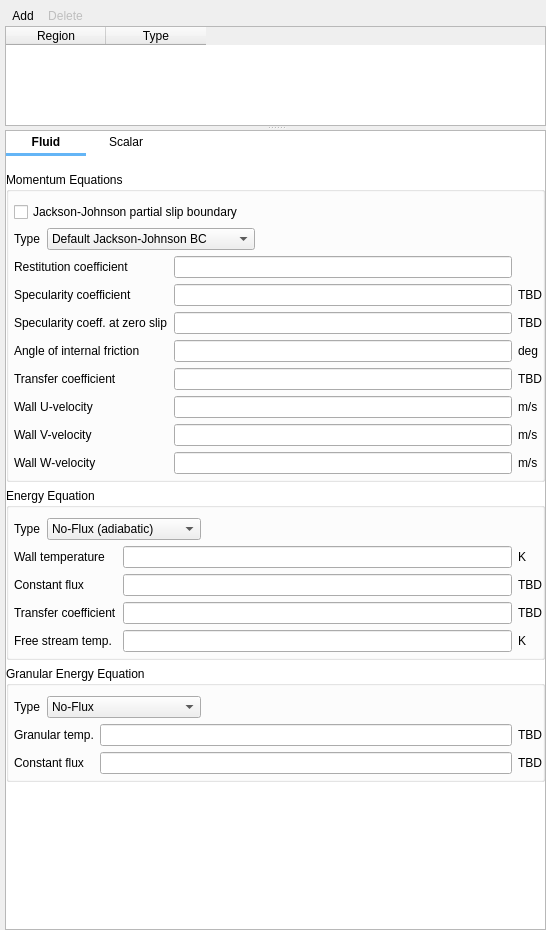
Qt form gui/uifiles/boundary_conditions.ui (truongd8593/mfix) before a commit.
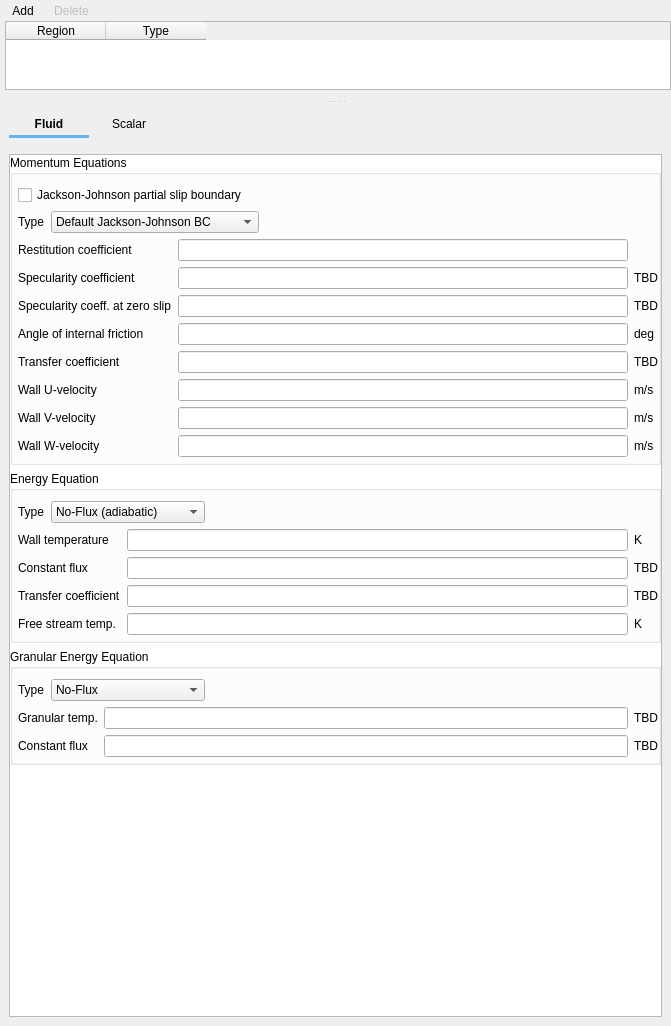
The same form after that commit. Custom widgets are drawn as their Qt base class.

Commit message: boundary_conditions:  don't scroll tabs when scrolling bottom pane

What changed in the file:
```diff
--- a/gui/uifiles/boundary_conditions.ui
+++ b/gui/uifiles/boundary_conditions.ui
@@ -6,14 +6,45 @@
    <rect>
     <x>0</x>
     <y>0</y>
-    <width>546</width>
-    <height>930</height>
+    <width>671</width>
+    <height>1026</height>
    </rect>
   </property>
   <property name="windowTitle">
    <string>Boundary Conditions</string>
   </property>
   <layout class="QVBoxLayout" name="verticalLayout">
+   <property name="leftMargin">
+    <number>0</number>
+   </property>
+   <property name="topMargin">
+    <number>0</number>
+   </property>
+   <property name="rightMargin">
+    <number>0</number>
+   </property>
+   <property name="bottomMargin">
+    <number>0</number>
+   </property>
+   <item>
+    <widget class="QSplitter" name="splitter">
+     <property name="orientation">
+      <enum>Qt::Vertical</enum>
+     </property>
+     <widget class="QFrame" name="top_frame">
+      <property name="sizePolicy">
+       <sizepolicy hsizetype="Expanding" vsizetype="Minimum">
+        <horstretch>0</horstretch>
+        <verstretch>0</verstretch>
+       </sizepolicy>
+      </property>
+      <property name="maximumSize">
+       <size>
+        <width>16777215</width>
+        <height>100</height>
+       </size>
+      </property>
+      <layout class="QVBoxLayout" name="top_frame_layout">
    <property name="spacing">
     <number>0</number>
    </property>
@@ -21,26 +52,35 @@
     <number>5</number>
    </property>
    <property name="topMargin">
-    <number>5</number>
+        <number>0</number>
    </property>
    <property name="rightMargin">
     <number>0</number>
    </property>
    <property name="bottomMargin">
-    <number>0</number>
+        <number>10</number>
    </property>
    <item>
     <widget class="QFrame" name="frame_add_delete">
+         <property name="sizePolicy">
+          <sizepolicy hsizetype="Preferred" vsizetype="Fixed">
+           <horstretch>0</horstretch>
+           <verstretch>0</verstretch>
+          </sizepolicy>
+         </property>
+         <property name="maximumSize">
+          <size>
+           <width>16777215</width>
+           <height>32</height>
+          </size>
+         </property>
      <property name="frameShape">
       <enum>QFrame::NoFrame</enum>
      </property>
      <property name="frameShadow">
       <enum>QFrame::Plain</enum>
      </property>
-     <layout class="QHBoxLayout" name="horizontalLayout_7">
-      <property name="spacing">
-       <number>0</number>
-      </property>
+         <layout class="QGridLayout" name="gridLayout_9" columnstretch="0">
       <property name="leftMargin">
        <number>0</number>
       </property>
@@ -53,7 +93,7 @@
       <property name="bottomMargin">
        <number>0</number>
       </property>
-      <item>
+          <item row="0" column="0">
        <layout class="QHBoxLayout" name="horizontalLayout">
         <item>
          <widget class="QToolButton" name="toolbutton_add">
@@ -103,10 +143,6 @@
     </widget>
    </item>
    <item>
-    <widget class="QSplitter" name="splitter">
-     <property name="orientation">
-      <enum>Qt::Vertical</enum>
-     </property>
      <widget class="QTableWidget" name="tablewidget_regions">
       <property name="maximumSize">
        <size>
@@ -137,48 +173,20 @@
        </property>
       </column>
      </widget>
-     <widget class="QScrollArea" name="scrollarea_detail">
+       </item>
+      </layout>
+     </widget>
+     <widget class="QFrame" name="bottom_frame">
       <property name="sizePolicy">
-       <sizepolicy hsizetype="Expanding" vsizetype="MinimumExpanding">
+       <sizepolicy hsizetype="Expanding" vsizetype="Expanding">
         <horstretch>0</horstretch>
         <verstretch>0</verstretch>
        </sizepolicy>
       </property>
-      <property name="minimumSize">
-       <size>
-        <width>0</width>
-        <height>0</height>
-       </size>
-      </property>
-      <property name="styleSheet">
-       <string notr="true">QWidget#scrollareawidgetcontents {background-color: white}</string>
-      </property>
-      <property name="widgetResizable">
-       <bool>true</bool>
-      </property>
-      <widget class="QWidget" name="scrollareawidgetcontents">
-       <property name="geometry">
-        <rect>
-         <x>0</x>
-         <y>0</y>
-         <width>537</width>
-         <height>792</height>
-        </rect>
-       </property>
-       <layout class="QGridLayout" name="gridLayout_2">
-        <property name="leftMargin">
-         <number>0</number>
-        </property>
-        <property name="topMargin">
-         <number>0</number>
-        </property>
-        <property name="rightMargin">
-         <number>0</number>
-        </property>
-        <property name="bottomMargin">
-         <number>0</number>
-        </property>
+      <layout class="QGridLayout" name="gridLayout_10">
         <item row="0" column="0">
+        <layout class="QHBoxLayout" name="horizontalLayout_7">
+         <item>
          <widget class="QFrame" name="tab_frame">
           <property name="styleSheet">
            <string notr="true">QPushButton:hover {color:#64B5F6; background-color: transparent;}
@@ -235,16 +243,6 @@
              </property>
             </widget>
            </item>
-           <item row="0" column="1">
-            <widget class="QPushButton" name="pushbutton_scalar">
-             <property name="text">
-              <string>Scalar</string>
-             </property>
-             <property name="flat">
-              <bool>true</bool>
-             </property>
-            </widget>
-           </item>
            <item row="0" column="0">
             <widget class="QPushButton" name="pushbutton_fluid">
              <property name="font">
@@ -261,10 +259,20 @@
              </property>
             </widget>
            </item>
-          </layout>
-         </widget>
-        </item>
         <item row="0" column="1">
+             <widget class="QPushButton" name="pushbutton_scalar">
+              <property name="text">
+               <string>Scalar</string>
+              </property>
+              <property name="flat">
+               <bool>true</bool>
+              </property>
+             </widget>
+            </item>
+           </layout>
+          </widget>
+         </item>
+         <item>
          <spacer name="horizontalSpacer_2">
           <property name="orientation">
            <enum>Qt::Horizontal</enum>
@@ -277,7 +285,51 @@
           </property>
          </spacer>
         </item>
-        <item row="1" column="0" colspan="2">
+        </layout>
+       </item>
+       <item row="1" column="0">
+        <widget class="QScrollArea" name="scrollarea_detail">
+         <property name="sizePolicy">
+          <sizepolicy hsizetype="Expanding" vsizetype="MinimumExpanding">
+           <horstretch>0</horstretch>
+           <verstretch>0</verstretch>
+          </sizepolicy>
+         </property>
+         <property name="minimumSize">
+          <size>
+           <width>0</width>
+           <height>0</height>
+          </size>
+         </property>
+         <property name="styleSheet">
+          <string notr="true">QWidget#scrollareawidgetcontents {background-color: white}</string>
+         </property>
+         <property name="widgetResizable">
+          <bool>true</bool>
+         </property>
+         <widget class="QWidget" name="scrollareawidgetcontents">
+          <property name="geometry">
+           <rect>
+            <x>0</x>
+            <y>0</y>
+            <width>649</width>
+            <height>850</height>
+           </rect>
+          </property>
+          <layout class="QGridLayout" name="gridLayout_2">
+           <property name="leftMargin">
+            <number>0</number>
+           </property>
+           <property name="topMargin">
+            <number>0</number>
+           </property>
+           <property name="rightMargin">
+            <number>0</number>
+           </property>
+           <property name="bottomMargin">
+            <number>0</number>
+           </property>
+           <item row="0" column="0" colspan="2">
          <widget class="QStackedWidget" name="stackedwidget">
           <property name="sizePolicy">
            <sizepolicy hsizetype="Preferred" vsizetype="MinimumExpanding">
@@ -823,13 +875,6 @@
                <property name="bottomMargin">
                 <number>5</number>
                </property>
-               <item row="0" column="0" colspan="2">
-                <widget class="CheckBox" name="checkbox_bc_jj_ps_args_BC">
-                 <property name="text">
-                  <string>Jackson-Johnson partial slip boundary</string>
-                 </property>
-                </widget>
-               </item>
                <item row="1" column="0" colspan="2">
                 <layout class="QHBoxLayout" name="horizontalLayout_5">
                  <item>
@@ -873,6 +918,13 @@
                  </item>
                 </layout>
                </item>
+                  <item row="0" column="0" colspan="2">
+                   <widget class="CheckBox" name="checkbox_bc_jj_ps_args_BC">
+                    <property name="text">
+                     <string>Jackson-Johnson partial slip boundary</string>
+                    </property>
+                   </widget>
+                  </item>
                <item row="2" column="0">
                 <widget class="QLabel" name="label_e_w">
                  <property name="text">
@@ -927,6 +979,9 @@
                <item row="5" column="1">
                 <widget class="LineEdit" name="lineedit_keyword_phi_w"/>
                </item>
+                  <item row="6" column="1">
+                   <widget class="LineEdit" name="lineedit_keyword_bc_hw_s_args_BC_P"/>
+                  </item>
                <item row="5" column="2">
                 <widget class="QLabel" name="label_phi_w_units">
                  <property name="text">
@@ -941,8 +996,8 @@
                  </property>
                 </widget>
                </item>
-               <item row="6" column="1">
-                <widget class="LineEdit" name="lineedit_keyword_bc_hw_s_args_BC_P"/>
+                  <item row="7" column="1">
+                   <widget class="LineEdit" name="lineedit_keyword_bc_uw_s_args_BC_P"/>
                </item>
                <item row="6" column="2">
                 <widget class="QLabel" name="label_bc_hw_s_units">
@@ -958,8 +1013,8 @@
                  </property>
                 </widget>
                </item>
-               <item row="7" column="1">
-                <widget class="LineEdit" name="lineedit_keyword_bc_uw_s_args_BC_P"/>
+                  <item row="8" column="1">
+                   <widget class="LineEdit" name="lineedit_keyword_bc_vw_s_args_BC_P"/>
                </item>
                <item row="7" column="2">
                 <widget class="QLabel" name="label_bc_uw_s_units">
@@ -975,8 +1030,8 @@
                  </property>
                 </widget>
                </item>
-               <item row="8" column="1">
-                <widget class="LineEdit" name="lineedit_keyword_bc_vw_s_args_BC_P"/>
+                  <item row="9" column="1">
+                   <widget class="LineEdit" name="lineedit_keyword_bc_ww_s_args_BC_P"/>
                </item>
                <item row="8" column="2">
                 <widget class="QLabel" name="label_bc_vw_s_units">
@@ -992,9 +1047,6 @@
                  </property>
                 </widget>
                </item>
-               <item row="9" column="1">
-                <widget class="LineEdit" name="lineedit_keyword_bc_ww_s_args_BC_P"/>
-               </item>
                <item row="9" column="2">
                 <widget class="QLabel" name="label_bc_ww_s_units">
                  <property name="text">
@@ -1300,7 +1352,7 @@
           </widget>
          </widget>
         </item>
-        <item row="2" column="0">
+           <item row="1" column="0">
          <spacer name="verticalSpacer">
           <property name="orientation">
            <enum>Qt::Vertical</enum>
@@ -1314,11 +1366,12 @@
          </spacer>
         </item>
        </layout>
-       <zorder>tab_frame</zorder>
        <zorder>stackedwidget</zorder>
        <zorder>verticalSpacer</zorder>
-       <zorder>horizontalSpacer_2</zorder>
-      </widget>
+         </widget>
+        </widget>
+       </item>
+      </layout>
      </widget>
     </widget>
    </item>
```
Lines whose indentation alone changed are shown as unchanged. The commit also changes 1 other file.
